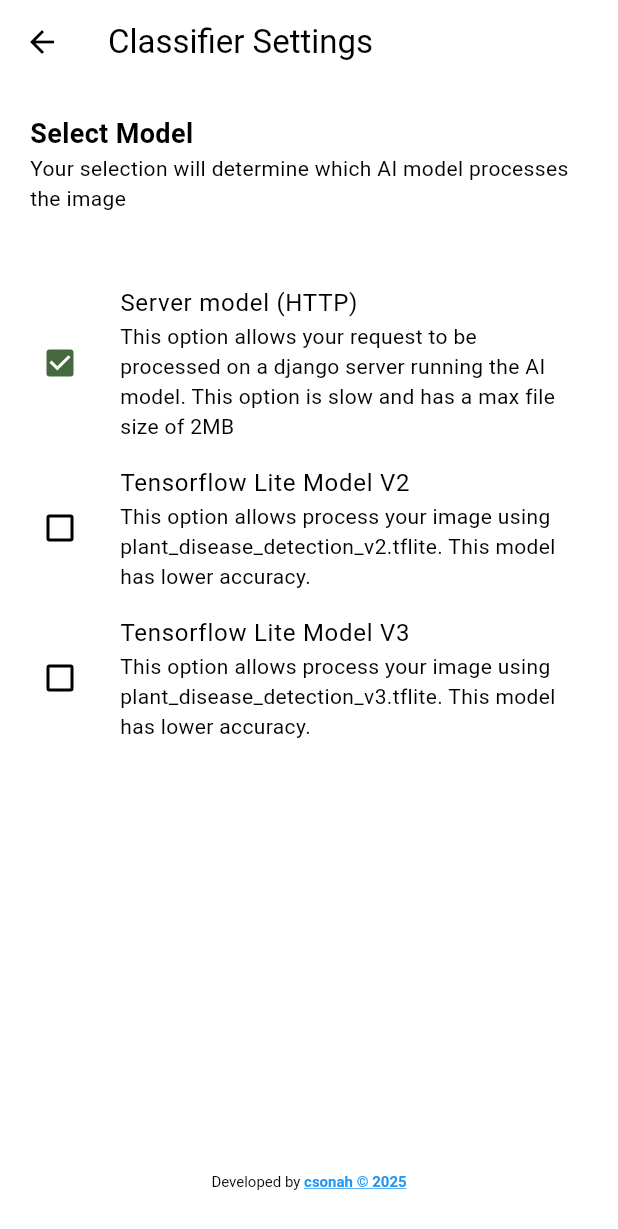
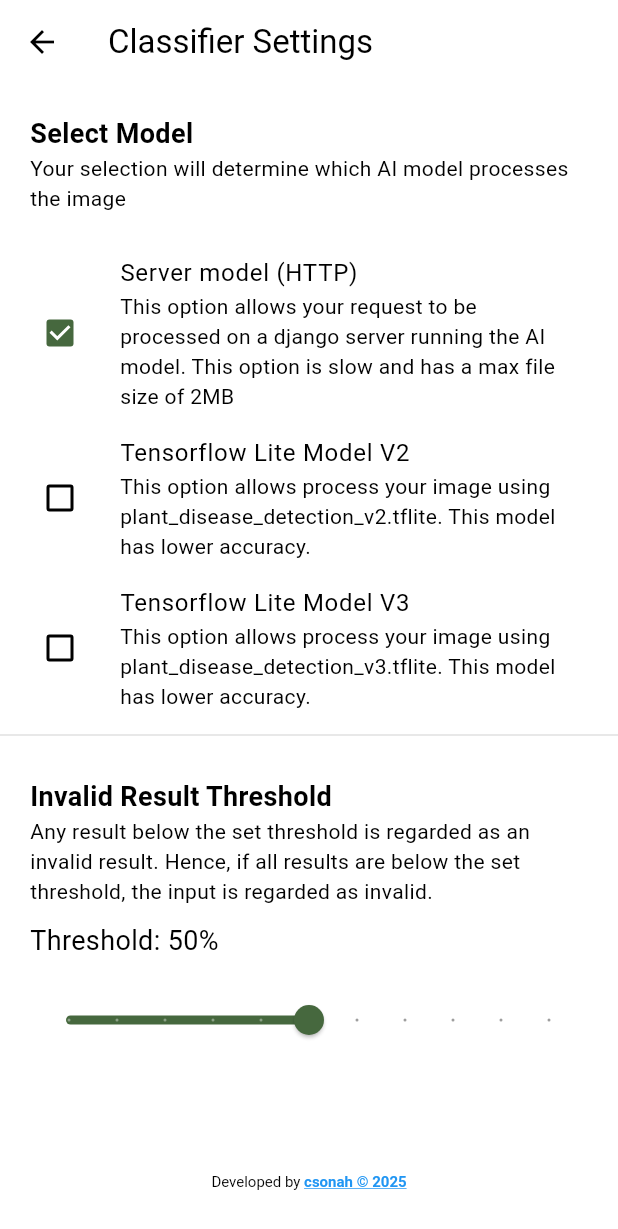
Before and after one commit to cs-onah/cassava_disease_detection, a Flutter app: the SettingsScreen screen opened directly, on a phone screen of 412 x 824 dp. Shown: the top 1229 px of the screen. Run offline on Flutter 3.47's test engine with Material 3 defaults, Android fonts, the light colour scheme and no system bars; our stand-ins replace dio, flutter_riverpod, image_picker, loading_animation_widget, permission_handler; missing offline and left inert: tflite_flutter.

Commit message:
added threshold setter

```diff
--- a/lib/models/model_result.dart
+++ b/lib/models/model_result.dart
@@ -8,9 +8,7 @@ class ModelResult {
 
   double get solution => [mosaic, blight, brownStreak, greenMite].reduce(max);
 
-  static const threshold = 50.0;
-
-  bool get invalidResult {
+  bool invalidResult(int threshold) {
     return blight < threshold &&
         brownStreak < threshold &&
         greenMite < threshold &&
--- /dev/null
+++ b/lib/ui/providers/model_threshold.dart
@@ -0,0 +1,10 @@
+import 'package:flutter_riverpod/flutter_riverpod.dart';
+
+class ModelThresholdProvider extends StateNotifier<int> {
+  ModelThresholdProvider() : super(50);
+  void changeThreshold(double value) => state = value.round();
+}
+
+final modelThresholdProvider =
+    StateNotifierProvider<ModelThresholdProvider, int>(
+        (ref) => ModelThresholdProvider());
--- a/lib/ui/screens/select_scan_page.dart
+++ b/lib/ui/screens/select_scan_page.dart
@@ -3,6 +3,7 @@ import 'package:flutter_riverpod/flutter_riverpod.dart';
 import 'package:plant_disease_detection/helpers/context_extension.dart';
 import 'package:plant_disease_detection/services/image_classifier.dart';
 import 'package:plant_disease_detection/services/image_utility.dart';
+import 'package:plant_disease_detection/ui/providers/model_threshold.dart';
 import 'package:plant_disease_detection/ui/screens/result_page.dart';
 import 'package:plant_disease_detection/ui/theme/colors.dart';
 import 'package:plant_disease_detection/ui/widgets/credits_widget.dart';
@@ -103,7 +104,7 @@ class _SelectScanPageState extends ConsumerState<SelectScanPage> {
       final model = ref.read(imageClassifier);
       final result = await model.processImage(file);
       debugPrint("${model.runtimeType} -> ${result.toJson()}");
-      if (result.invalidResult) {
+      if (result.invalidResult(ref.read(modelThresholdProvider))) {
         context.pop();
         showRejectImageDialog();
         return;
--- a/lib/ui/screens/settings_screen.dart
+++ b/lib/ui/screens/settings_screen.dart
@@ -1,9 +1,7 @@
 import 'package:flutter/material.dart';
 import 'package:flutter_riverpod/flutter_riverpod.dart';
-import 'package:plant_disease_detection/services/image_classifier.dart';
 import 'package:plant_disease_detection/services/image_classifier_http.dart';
-import 'package:plant_disease_detection/services/image_classifier_version2.dart';
-import 'package:plant_disease_detection/services/image_classifier_version3.dart';
+import 'package:plant_disease_detection/ui/providers/model_threshold.dart';
 import 'package:plant_disease_detection/ui/providers/model_type_provider.dart';
 import 'package:plant_disease_detection/ui/widgets/credits_widget.dart';
 
@@ -23,6 +21,10 @@ class _SettingsScreenState extends ConsumerState<SettingsScreen> {
       appBar: AppBar(title: Text("Classifier Settings")),
       body: Column(
         children: [
+          Expanded(
+            child: ListView(
+              padding: EdgeInsets.zero,
+              children: [
                 Padding(
                   padding: EdgeInsets.symmetric(horizontal: 20, vertical: 20),
                   child: Column(
@@ -30,12 +32,12 @@ class _SettingsScreenState extends ConsumerState<SettingsScreen> {
                     children: const [
                       Text(
                         "Select Model",
-                  style: TextStyle(fontSize: 18, fontWeight: FontWeight.bold),
+                        style: TextStyle(
+                            fontSize: 18, fontWeight: FontWeight.bold),
                       ),
                       Text(
                         "Your selection will determine which AI model processes the image",
                       ),
-                SizedBox(height: 20),
                     ],
                   ),
                 ),
@@ -61,7 +63,48 @@ class _SettingsScreenState extends ConsumerState<SettingsScreen> {
                   isSelected: modelType == ModelType.version3,
                   onTap: () => notifier.changeType(ModelType.version3),
                 ),
-          Spacer(),
+                Divider(color: Colors.grey[300]),
+                Consumer(
+                  builder: (_, ref, __) {
+                    final value = ref.watch(modelThresholdProvider);
+                    return Padding(
+                      padding:
+                          EdgeInsets.symmetric(horizontal: 20, vertical: 20),
+                      child: Column(
+                        crossAxisAlignment: CrossAxisAlignment.start,
+                        children: [
+                          Text(
+                            "Invalid Result Threshold",
+                            style: TextStyle(
+                              fontSize: 18,
+                              fontWeight: FontWeight.bold,
+                            ),
+                          ),
+                          Text(
+                            "Any result below the set threshold is regarded as an invalid result. "
+                            "Hence, if all results are below the set threshold, the input is regarded as invalid.",
+                          ),
+                          const SizedBox(height: 10),
+                          Text("Threshold: $value%", style: TextStyle(fontSize: 18),),
+                          const SizedBox(height: 16),
+                          Slider(
+                            value: value.toDouble(),
+                            min: 1,
+                            max: 100,
+                            divisions: 10,
+                            onChanged: ref
+                                .read(modelThresholdProvider.notifier)
+                                .changeThreshold,
+                            label: "$value%",
+                          ),
+                        ],
+                      ),
+                    );
+                  },
+                ),
+              ],
+            ),
+          ),
           CreditsWidget(textColor: Colors.black),
           const SizedBox(height: 20),
         ],
```
Lines whose indentation alone changed are shown as unchanged.
